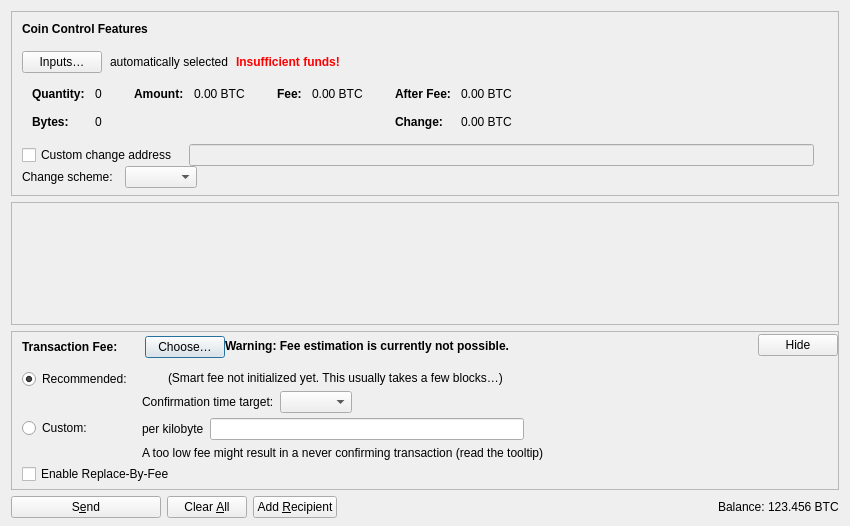
First picture: the form in src/qt/forms/sendcoinsdialog.ui, repository yarsawyer/tidecoin, before the edit.
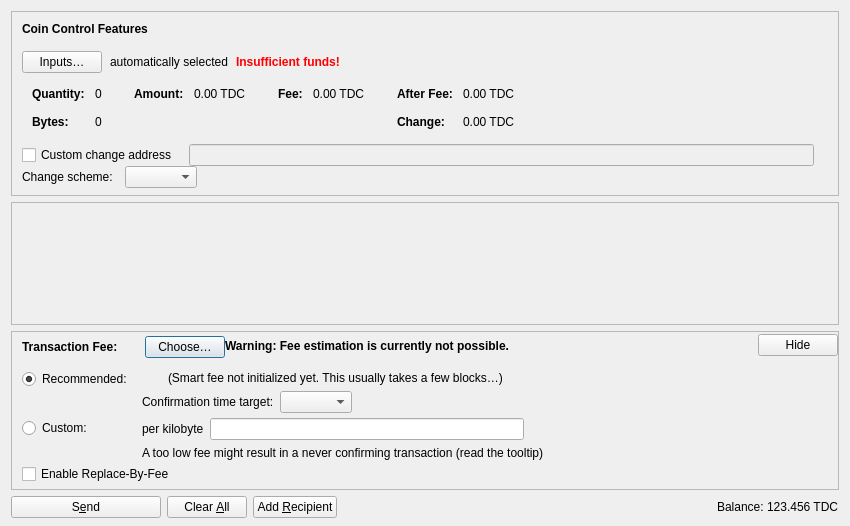
Second picture: the form after the edit. Icons and pictures are not drawn. Custom widgets are drawn as their Qt base class.

Diff of the .ui file:
```diff
--- a/src/qt/forms/sendcoinsdialog.ui
+++ b/src/qt/forms/sendcoinsdialog.ui
@@ -327,7 +327,7 @@
                   <enum>Qt::ActionsContextMenu</enum>
                  </property>
                  <property name="text">
-                  <string notr="true">0.00 BTC</string>
+                  <string notr="true">0.00 TDC</string>
                  </property>
                  <property name="textInteractionFlags">
                   <set>Qt::LinksAccessibleByMouse|Qt::TextSelectableByKeyboard|Qt::TextSelectableByMouse</set>
@@ -378,7 +378,7 @@
                   <enum>Qt::ActionsContextMenu</enum>
                  </property>
                  <property name="text">
-                  <string notr="true">0.00 BTC</string>
+                  <string notr="true">0.00 TDC</string>
                  </property>
                  <property name="textInteractionFlags">
                   <set>Qt::LinksAccessibleByMouse|Qt::TextSelectableByKeyboard|Qt::TextSelectableByMouse</set>
@@ -432,7 +432,7 @@
                   <enum>Qt::ActionsContextMenu</enum>
                  </property>
                  <property name="text">
-                  <string notr="true">0.00 BTC</string>
+                  <string notr="true">0.00 TDC</string>
                  </property>
                  <property name="textInteractionFlags">
                   <set>Qt::LinksAccessibleByMouse|Qt::TextSelectableByKeyboard|Qt::TextSelectableByMouse</set>
@@ -461,7 +461,7 @@
                   <enum>Qt::ActionsContextMenu</enum>
                  </property>
                  <property name="text">
-                  <string notr="true">0.00 BTC</string>
+                  <string notr="true">0.00 TDC</string>
                  </property>
                  <property name="textInteractionFlags">
                   <set>Qt::LinksAccessibleByMouse|Qt::TextSelectableByKeyboard|Qt::TextSelectableByMouse</set>
@@ -1240,7 +1240,7 @@
           <cursorShape>IBeamCursor</cursorShape>
          </property>
          <property name="text">
-          <string notr="true">123.456 BTC</string>
+          <string notr="true">123.456 TDC</string>
          </property>
          <property name="textInteractionFlags">
           <set>Qt::LinksAccessibleByMouse|Qt::TextSelectableByKeyboard|Qt::TextSelectableByMouse</set>
```
